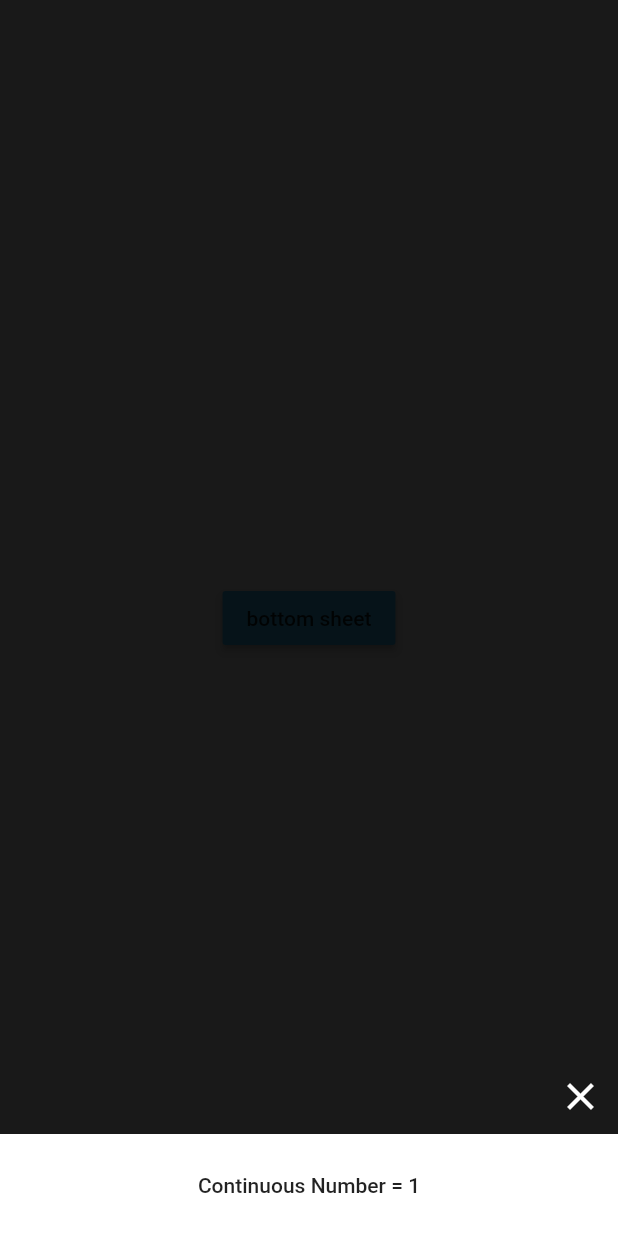
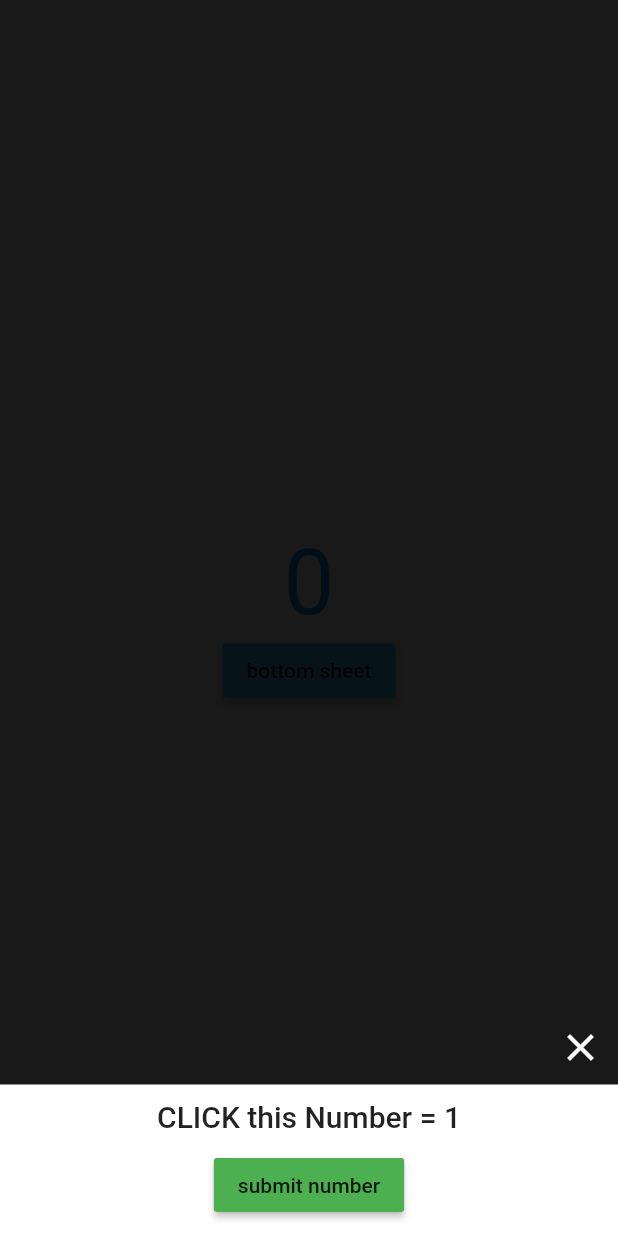
Before and after one commit to WoogearKwon/flutter-study, a Flutter app: the BottomSheetTestScreen screen opened by its route, after a tap on "bottom sheet", on a phone screen of 412 x 824 dp. Run offline on Flutter 3.47's test engine with Material 2 defaults, Android fonts, the phone set to English and light mode, and no system bars; our stand-ins replace animated_text_kit, audioplayers, bloc, cloud_firestore, equatable, firebase_auth and 7 more; accounts and stored records are empty.

Commit message:
[UPDATE] StatefulBottomSheet - callback added

```diff
--- a/lib/page/bottom_sheet/stateful_bottom_sheet.dart
+++ b/lib/page/bottom_sheet/stateful_bottom_sheet.dart
@@ -6,25 +6,43 @@ class BottomSheetTestScreen extends StatefulWidget {
 }
 
 class _BottomSheetTestScreenState extends State<BottomSheetTestScreen> {
+  var _currentNumber = 0;
+
   @override
   Widget build(BuildContext context) {
     return Scaffold(
       body: Center(
-        child: MaterialButton(
+        child: Column(
+          mainAxisAlignment: MainAxisAlignment.center,
+          children: [
+            Text(
+              _currentNumber.toString(),
+              style: TextStyle(
+                fontSize: 60,
+                color: Colors.blue,
+              ),
+            ),
+            MaterialButton(
               color: Colors.lightBlueAccent,
               child: Text('bottom sheet'),
               onPressed: () {
-
                 final builder = AppBottomSheetBuilder(context);
                 _showBottomSheet(builder);
               },
+            ),
+          ],
         ),
       ),
     );
   }
 
   void _showBottomSheet(AppBottomSheetBuilder builder) {
-    final bs = StatefulAppBottomSheet._(builder);
+    final bs = StatefulAppBottomSheet._(builder, (number) {
+      print('received value = $number}');
+      setState(() {
+        _currentNumber = number;
+      });
+    });
     bs.show();
   }
 }
@@ -32,8 +50,9 @@ class _BottomSheetTestScreenState extends State<BottomSheetTestScreen> {
 class StatefulAppBottomSheet {
   var number = 1;
   AppBottomSheetBuilder _builder;
+  void Function(int) _callback;
 
-  StatefulAppBottomSheet._(this._builder);
+  StatefulAppBottomSheet._(this._builder, this._callback);
 
   void show() {
     showModalBottomSheet(
@@ -49,7 +68,8 @@ class StatefulAppBottomSheet {
         return StatefulBuilder(
           builder: (BuildContext context, StateSetter setModalState) {
             return WillPopScope(
-              onWillPop: _builder.isDismissible != null && !_builder.isDismissible
+              onWillPop:
+                  _builder.isDismissible != null && !_builder.isDismissible
                       ? () => Future(() => false)
                       : null,
               child: _AppBottomSheetWidget._(
@@ -59,18 +79,30 @@ class StatefulAppBottomSheet {
                   child: MaterialButton(
                     onPressed: () {
                       setModalState(() {
-                        number+=1;
+                        number += 1;
                         print('number = $number!');
                       });
                     },
                     child: Center(
-                      child: Container(
-                          child: Text(
-                            'Continuous Number = $number',
+                      child: Column(
+                        children: [
+                          Text(
+                            'CLICK this Number = $number',
                             style: TextStyle(
-                              fontSize: 14,
+                              fontSize: 20,
                             ),
-                          )),
+                          ),
+                          SizedBox(height: 10),
+                          MaterialButton(
+                            color: Colors.green,
+                            child: Text('submit number'),
+                            onPressed: () {
+                              _callback(number);
+                              Navigator.pop(context);
+                            },
+                          ),
+                        ],
+                      ),
                     ),
                   ),
                 ),
@@ -106,9 +138,9 @@ class AppBottomSheetBuilder {
     _onCancel = callback;
   }
 
-  StatefulAppBottomSheet build() {
-    return StatefulAppBottomSheet._(this);
-  }
+// StatefulAppBottomSheet build() {
+//   return StatefulAppBottomSheet._(this);
+// }
 }
 
 class _AppBottomSheetWidget extends StatelessWidget {
--- a/lib/util/my_study.dart
+++ b/lib/util/my_study.dart
@@ -95,8 +95,8 @@ class MyStudy {
       Routes.kPlatformChannel,
     ),
     Subject(
-      'Bottom Sheet',
-      'bottom sheet state controlling test',
+      'Stateful Bottom Sheet',
+      'Building bottom sheet with controlling state',
       Icon(
         Icons.ac_unit,
         color: Colors.pink,
```
Lines whose indentation alone changed are shown as unchanged.
